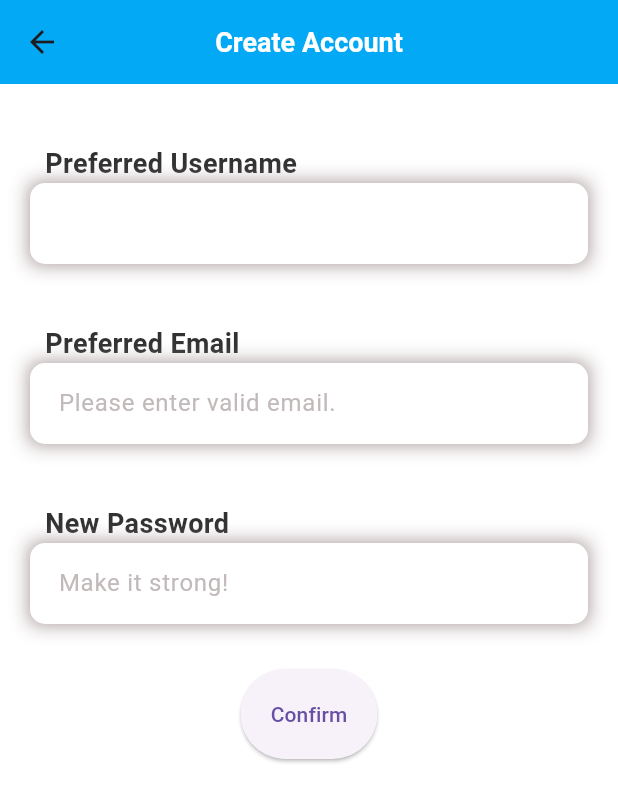
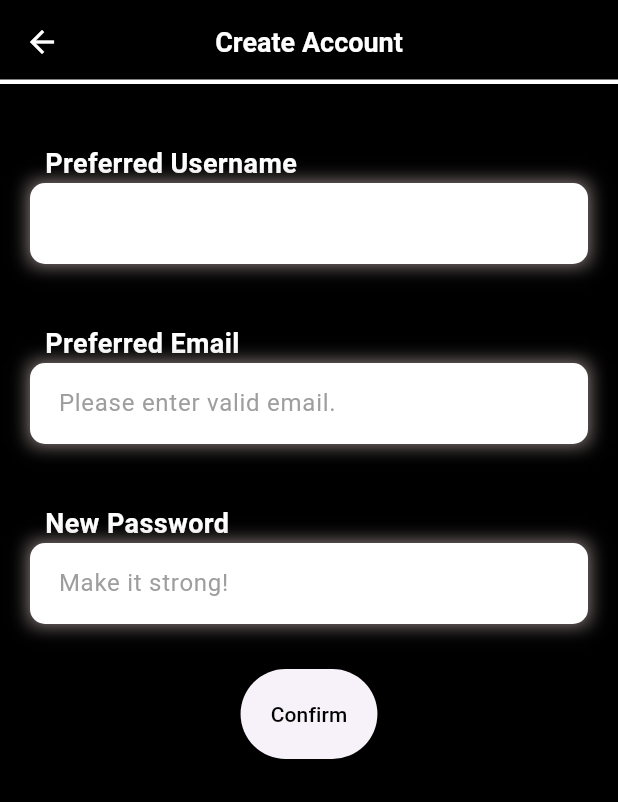
Before and after one commit to mathewsdmitri/befr, a Flutter app: the screen it shows after launch, after a tap on "Sign up", on a phone screen of 412 x 824 dp. Shown: the top 802 px of the screen. Run offline on Flutter 3.47's test engine with Material 3 defaults, Android fonts, the phone set to English and light mode, and no system bars; our stand-ins replace flutter_secure_storage, flutter_svg, google_fonts; network calls fail.

Commit message:
new dark theme for the app can be changed back

```diff
--- a/lyrix_frontend/lib/main.dart
+++ b/lyrix_frontend/lib/main.dart
@@ -52,8 +52,13 @@ class MyApp extends StatelessWidget {
       title: 'befr demo',
       debugShowCheckedModeBanner: false,
       theme: ThemeData(
-        scaffoldBackgroundColor: Colors.white,      //Background of app
+        scaffoldBackgroundColor: Colors.black,      //Background of app
         primarySwatch: Colors.blue,
+        textTheme: TextTheme(
+          bodyLarge: TextStyle(color: Colors.white),
+          bodyMedium: TextStyle(color: Colors.white),
+          bodySmall: TextStyle(color: Colors.white),
+        ),
         //      useMaterial3: false,
       ),
       initialRoute: isLoggedIn? "/home" : "/login",
@@ -110,6 +115,13 @@ void _onItemTapped(int index) {
       String username = snapshot.data ?? "Guest User"; //default to "Guest User" if null
     return Scaffold(
       appBar: AppBar(
+        // shape: Border(
+        //   bottom: BorderSide(
+        //     color: Colors.white,     //if we want a border on lyrix appbar
+        //     width: 2
+        //   )
+        // ),
+        shadowColor: Colors.white,
         backgroundColor: Colors.black,
         title: Center(
           child: Text(
@@ -127,7 +139,15 @@ void _onItemTapped(int index) {
       body: Center(
         child: _widgetOptions(username).elementAt(_selectedIndex), // Display the selected widget
       ),
-      bottomNavigationBar: BottomNavigationBar(
+
+      bottomNavigationBar:
+
+      Container(
+        decoration: BoxDecoration(
+          color: Colors.white,
+          border: Border(top: BorderSide(color: Colors.white, width: 3.0))
+        ),
+        child: BottomNavigationBar(
           backgroundColor: Colors.black,
 
           items: const <BottomNavigationBarItem>[
@@ -150,6 +170,7 @@ void _onItemTapped(int index) {
           selectedItemColor: Colors.lightBlue[200], // Change selected item color
           unselectedItemColor: Colors.white, // Change unselected item color
         ),
+      ),
       );
     },
   );
--- a/lyrix_frontend/lib/pages/create_account.dart
+++ b/lyrix_frontend/lib/pages/create_account.dart
@@ -104,7 +104,7 @@ class _CreateAccountPage extends State<CreateAccountPage> {
                 style: ElevatedButton.styleFrom(
                   padding: const EdgeInsets.all(20)
                 ),
-                child: const Text('Confirm'),
+                child: const Text('Confirm', style: TextStyle(color: Colors.black),),
               ),
             ),
           )
@@ -122,7 +122,7 @@ class _CreateAccountPage extends State<CreateAccountPage> {
                 child: Text(
                   label,
                   style: const TextStyle(
-                    color: Color.fromARGB(255, 49, 49, 49),
+                    color: Colors.white,
                     fontSize: 18,
                     fontWeight: FontWeight.w600
                   ),
@@ -146,6 +146,7 @@ class _CreateAccountPage extends State<CreateAccountPage> {
             ),
             child: TextField(
               controller: controllerUsername,
+              style: TextStyle(color: Colors.black),
               textAlign: TextAlign.left,
               decoration: InputDecoration(
                 filled: true,
@@ -153,7 +154,7 @@ class _CreateAccountPage extends State<CreateAccountPage> {
                 contentPadding: const EdgeInsets.all(15),
                 hintText: example,
                 hintStyle: const TextStyle(
-                  color: Color.fromARGB(255, 194, 186, 186),
+                  color: Colors.grey,
                 ),
                 /*prefixIcon: Padding(
                   padding: const EdgeInsets.all(12),
@@ -185,6 +186,7 @@ class _CreateAccountPage extends State<CreateAccountPage> {
             ),
             child: TextField(
               controller: controllerEmail,
+              style: TextStyle(color: Colors.black),
               textAlign: TextAlign.left,
               decoration: InputDecoration(
                 filled: true,
@@ -192,7 +194,7 @@ class _CreateAccountPage extends State<CreateAccountPage> {
                 contentPadding: const EdgeInsets.all(15),
                 hintText: example,
                 hintStyle: const TextStyle(
-                  color: Color.fromARGB(255, 194, 186, 186),
+                  color: Colors.grey,
                 ),
                 /*prefixIcon: Padding(
                   padding: const EdgeInsets.all(12),
@@ -224,6 +226,7 @@ class _CreateAccountPage extends State<CreateAccountPage> {
             ),
             child: TextField(
               controller: controllerPassword,
+              style: TextStyle(color: Colors.black),
               textAlign: TextAlign.left,
               decoration: InputDecoration(
                 filled: true,
@@ -231,7 +234,7 @@ class _CreateAccountPage extends State<CreateAccountPage> {
                 contentPadding: const EdgeInsets.all(15),
                 hintText: example,
                 hintStyle: const TextStyle(
-                  color: Color.fromARGB(255, 194, 186, 186),
+                  color: Colors.grey,
                 ),
                 /*prefixIcon: Padding(
                   padding: const EdgeInsets.all(12),
@@ -253,7 +256,14 @@ class _CreateAccountPage extends State<CreateAccountPage> {
 
   AppBar appBar() {
     return AppBar(
-      backgroundColor: Colors.lightBlue,
+      backgroundColor: Colors.black,
+      iconTheme: const IconThemeData(color: Colors.white),
+      shape: Border(
+          bottom: BorderSide(
+            color: Colors.white,
+            width: 3
+          )
+        ),
   //    automaticallyImplyLeading: false, //Gets rid of backarrow caused by new appbar
       title: const Text(
         "Create Account",
--- a/lyrix_frontend/lib/pages/loginPage.dart
+++ b/lyrix_frontend/lib/pages/loginPage.dart
@@ -21,6 +21,12 @@ class _LoginPageState extends State<LoginPage>{
   Widget build(BuildContext context) {
     return Scaffold(
       appBar: AppBar(
+        shape: Border(
+          bottom: BorderSide(
+            color: Colors.white,
+            width: 3
+          )
+        ),
         title: const Text(
           'Login Page',
           style: TextStyle(
@@ -29,8 +35,7 @@ class _LoginPageState extends State<LoginPage>{
           fontWeight: FontWeight.bold,)),
         centerTitle: true,
   //      automaticallyImplyLeading: false,
-        backgroundColor: Colors.lightBlue,
-
+        backgroundColor: Colors.black,
         ),
 
       body: Padding(
@@ -44,7 +49,7 @@ class _LoginPageState extends State<LoginPage>{
               'Welcome Back!',
               style: TextStyle(
                 fontSize: 28,
-                fontWeight: FontWeight.bold,
+                fontWeight: FontWeight.bold, color: Colors.white
               ),
             ),
             const SizedBox(height: 20),
@@ -54,23 +59,35 @@ class _LoginPageState extends State<LoginPage>{
               padding: const EdgeInsets.all(8.0),
               child: TextField(
                 controller: username,
+                style: const TextStyle(color: Colors.white),
                 decoration: InputDecoration(
                     labelText: 'Email or Username',
+                    labelStyle: const TextStyle(color: Colors.grey),
                     border: OutlineInputBorder(
                       borderRadius: BorderRadius.circular(10),
-                    )),
+                    ),
+                  enabledBorder: const OutlineInputBorder(
+                    borderSide: BorderSide(color: Colors.white),
+                  ),
+                ),
               ),
             ),
             Padding(
               padding: const EdgeInsets.all(8.0),
               child: TextField(
                 controller: password,
+                style: TextStyle(color: Colors.white),
                 decoration: InputDecoration(
                   labelText: "Password",
+                  labelStyle: TextStyle(color: Colors.grey),
                   border: OutlineInputBorder(
                     borderRadius: BorderRadius.circular(10),
-                  )),
-                  obscureText: true
+                  ),
+                  enabledBorder: const OutlineInputBorder(
+                    borderSide: BorderSide(color: Colors.white),
+                  ),
+                ),
+                obscureText: true
 
               ),
             ),
@@ -172,7 +189,7 @@ class _LoginPageState extends State<LoginPage>{
                   },
                   child: const Text(
                     'Sign up',
-                    style: TextStyle(color: Colors.black),
+                    style: TextStyle(color: Colors.white),
                   ),
                 ),
               ],
```
Also changed, not shown: lyrix_frontend/lib/pages/homePage.dart (+32 -11 lines), lyrix_frontend/lib/pages/link_spotify.dart (+20 -3 lines), lyrix_frontend/lib/pages/postPage.dart (+13 -5 lines), lyrix_frontend/lib/pages/profilePage.dart (+7 -7 lines). Lines whose indentation alone changed are shown as unchanged.
